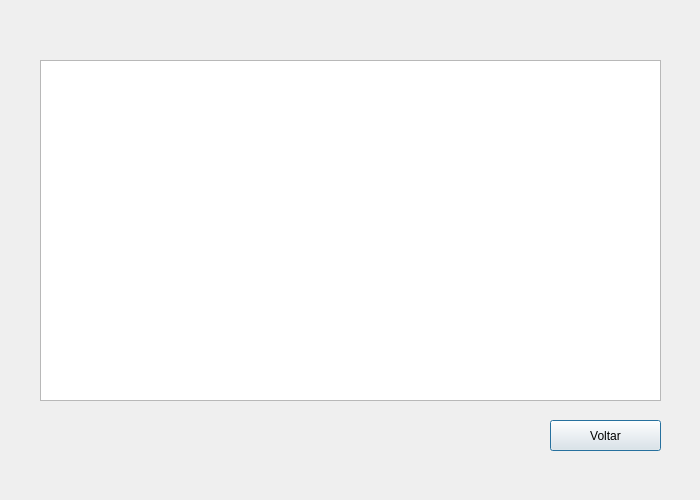
Qt form exibir.ui (PatrickAlmeidaa/managerHUB) before a commit.
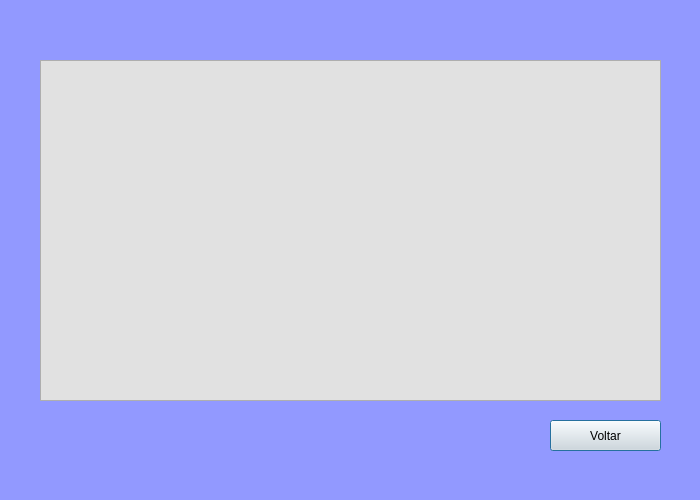
The same form after that commit.

Commit message: Telas coloracao

What changed in the file:
```diff
--- a/exibir.ui
+++ b/exibir.ui
@@ -25,6 +25,10 @@
   <property name="windowTitle">
    <string>Dialog</string>
   </property>
+  <property name="styleSheet">
+   <string notr="true">color: rgb(0, 0, 0);
+background-color: rgb(146, 153, 255);</string>
+  </property>
   <widget class="QTableWidget" name="tableWidget">
    <property name="geometry">
     <rect>
@@ -34,6 +38,10 @@
      <height>341</height>
     </rect>
    </property>
+   <property name="styleSheet">
+    <string notr="true">color: rgb(0, 0, 0);
+background-color: rgb(225, 225, 225);</string>
+   </property>
   </widget>
   <widget class="QPushButton" name="pushButton">
    <property name="geometry">
@@ -44,6 +52,10 @@
      <height>31</height>
     </rect>
    </property>
+   <property name="styleSheet">
+    <string notr="true">color: rgb(0, 0, 0);
+background-color: rgb(225, 225, 225);</string>
+   </property>
    <property name="text">
     <string>Voltar</string>
    </property>
```
The commit also changes 3 other files.
